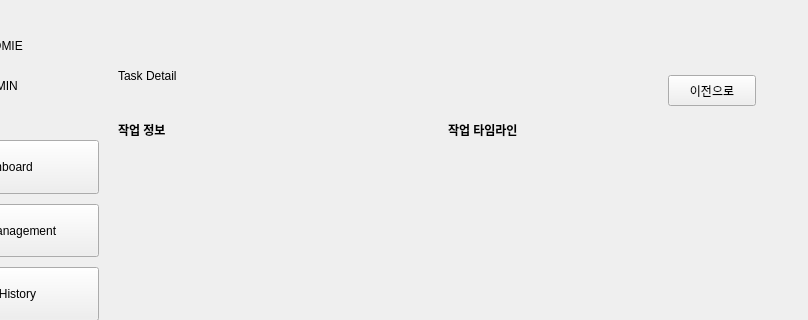
Before: the Qt Designer form ros2_ws/src/roomie_agui/roomie_agui/admin_gui.ui in TheMomentLab/Roomie, drawn with Qt 5; both pictures show x 112 to 920 and y 0 to 320 of the 920 by 660 pixel window.
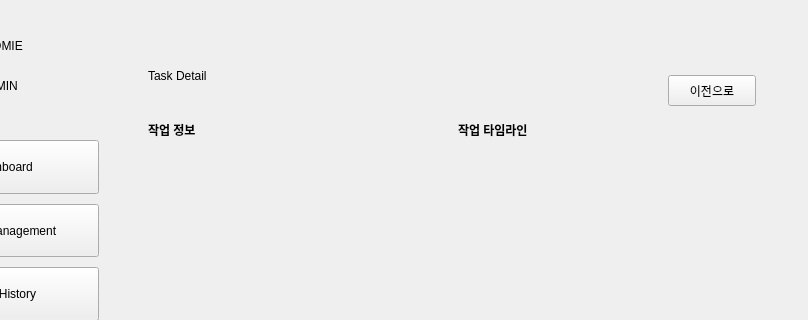
After: the same form once the commit is applied. The open tabs and pages were chosen to show the change.

What changed in the file:
```diff
--- a/ros2_ws/src/roomie_agui/roomie_agui/admin_gui.ui
+++ b/ros2_ws/src/roomie_agui/roomie_agui/admin_gui.ui
@@ -634,9 +634,9 @@
      <widget class="QLabel" name="label_td">
       <property name="geometry">
        <rect>
-        <x>10</x>
+        <x>40</x>
         <y>30</y>
-        <width>501</width>
+        <width>471</width>
         <height>91</height>
        </rect>
       </property>
@@ -660,9 +660,9 @@
      <widget class="QLabel" name="label_taskinfo">
       <property name="geometry">
        <rect>
-        <x>10</x>
+        <x>40</x>
         <y>120</y>
-        <width>319</width>
+        <width>291</width>
         <height>21</height>
        </rect>
       </property>
@@ -673,9 +673,9 @@
      <widget class="QLabel" name="label_tasktimeline">
       <property name="geometry">
        <rect>
-        <x>340</x>
+        <x>350</x>
         <y>120</y>
-        <width>318</width>
+        <width>301</width>
         <height>21</height>
        </rect>
       </property>
@@ -686,9 +686,9 @@
      <widget class="QWidget" name="widget_taskinfo" native="true">
       <property name="geometry">
        <rect>
-        <x>10</x>
+        <x>40</x>
         <y>150</y>
-        <width>321</width>
+        <width>301</width>
         <height>481</height>
        </rect>
       </property>
@@ -696,9 +696,9 @@
      <widget class="QWidget" name="widget_tasktimeline" native="true">
       <property name="geometry">
        <rect>
-        <x>340</x>
+        <x>350</x>
         <y>150</y>
-        <width>321</width>
+        <width>301</width>
         <height>481</height>
        </rect>
       </property>
```
